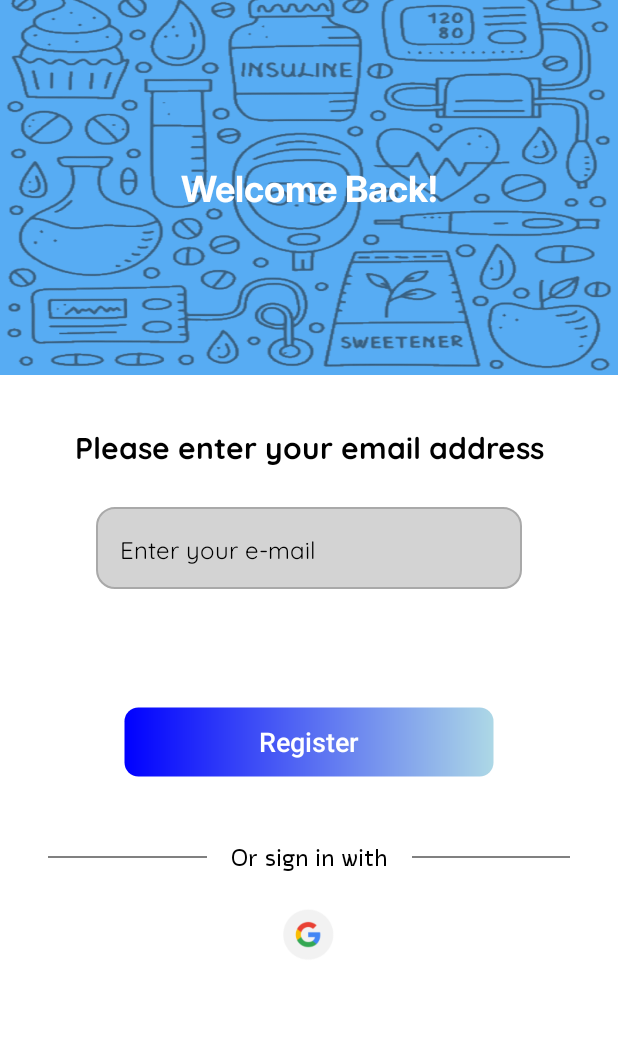
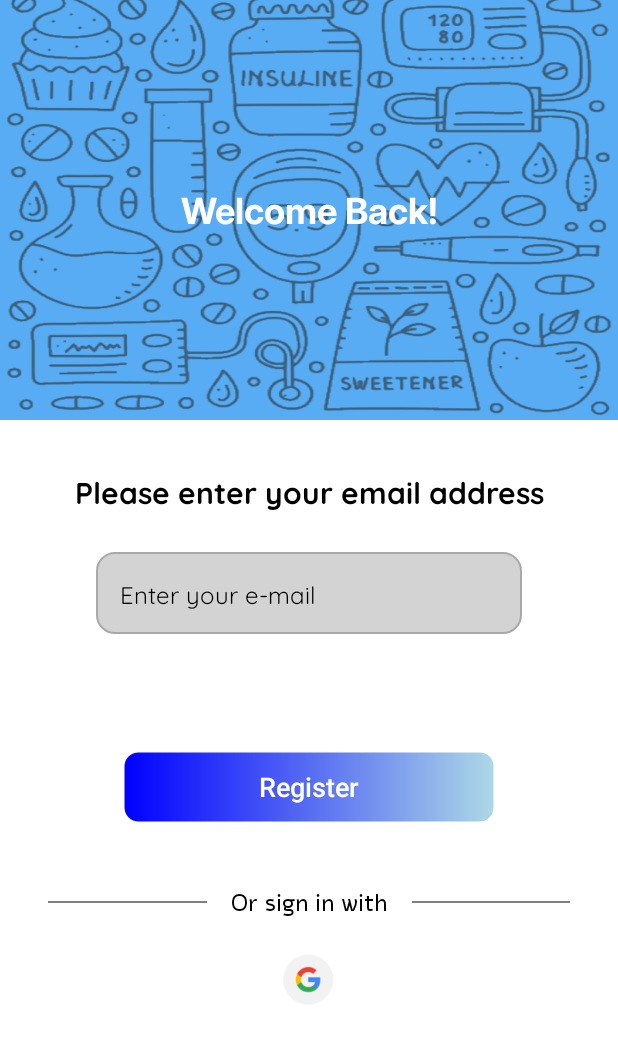
Before and after one commit to AdySU22/Dietica-Mobile-App-Project, an Android app: the SignInActivity screen opened directly, with no data from a screen before it, on a phone screen of 412 x 824 dp. Shown: the top 1043 px of the screen. Run offline under Robolectric (Android 15) with nearby library versions, the phone set to English and light mode, and no system bars.

Commit message:
Change the background image height

```diff
--- a/app/src/main/res/layout/activity_sign_in.xml
+++ b/app/src/main/res/layout/activity_sign_in.xml
@@ -9,7 +9,7 @@
     <ImageView
         android:id="@+id/backgroundImage"
         android:layout_width="0dp"
-        android:layout_height="250dp"
+        android:layout_height="280dp"
         android:scaleType="fitXY"
         android:src="@drawable/background_image"
         android:background="@color/sky_blue"
```
